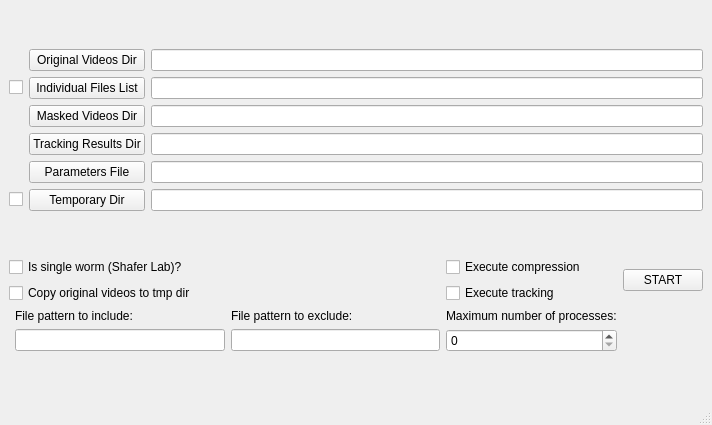
This is MWTracker/gui/QtDesignerFiles/BatchProcessing.ui in ver228/tierpsy-tracker as Qt 5 draws it before an edit. The edited form follows.
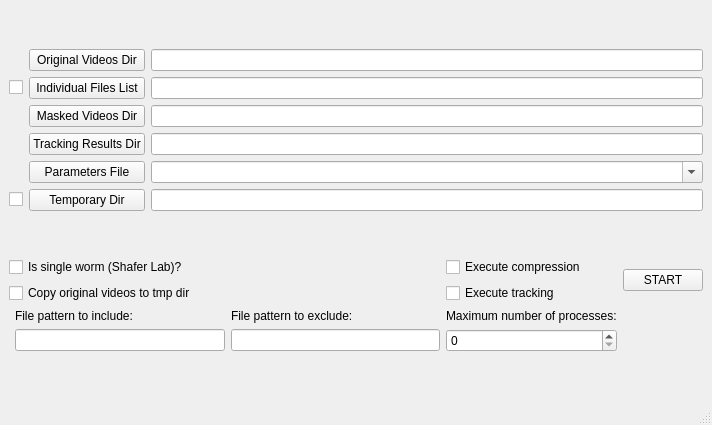
This is the edited form.

Commit message: -> move default json files to MWTracker/misc/param_files -> In BatchProcessing.py transform the textedit for parameters file into a combobox. In this way the default json files can be selected directly.

The edit to the form file:
```diff
--- a/MWTracker/gui/QtDesignerFiles/BatchProcessing.ui
+++ b/MWTracker/gui/QtDesignerFiles/BatchProcessing.ui
@@ -110,7 +110,11 @@
          </widget>
         </item>
         <item row="4" column="2">
-         <widget class="QLineEdit" name="lineEdit_paramFile"/>
+         <widget class="QComboBox" name="comboBox_paramFile">
+          <property name="editable">
+           <bool>true</bool>
+          </property>
+         </widget>
         </item>
        </layout>
       </item>
```
The commit also changes 5 other files.
